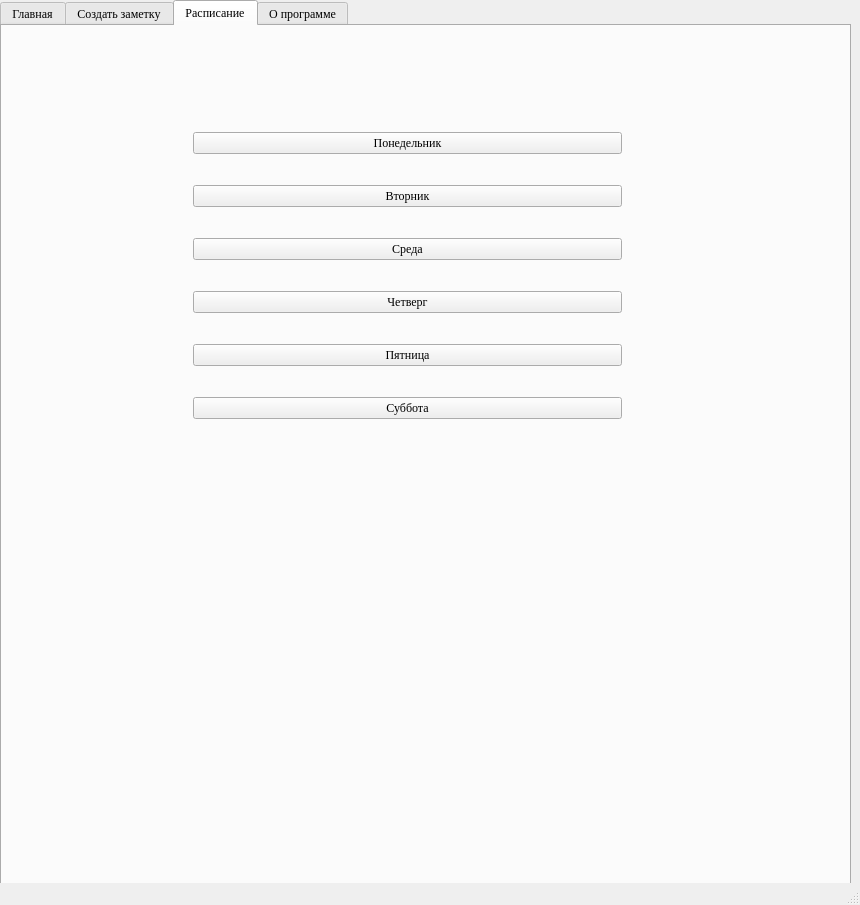
This is mainwindow.ui in artempal/course_2016 as Qt 5 draws it before an edit. The edited form follows.
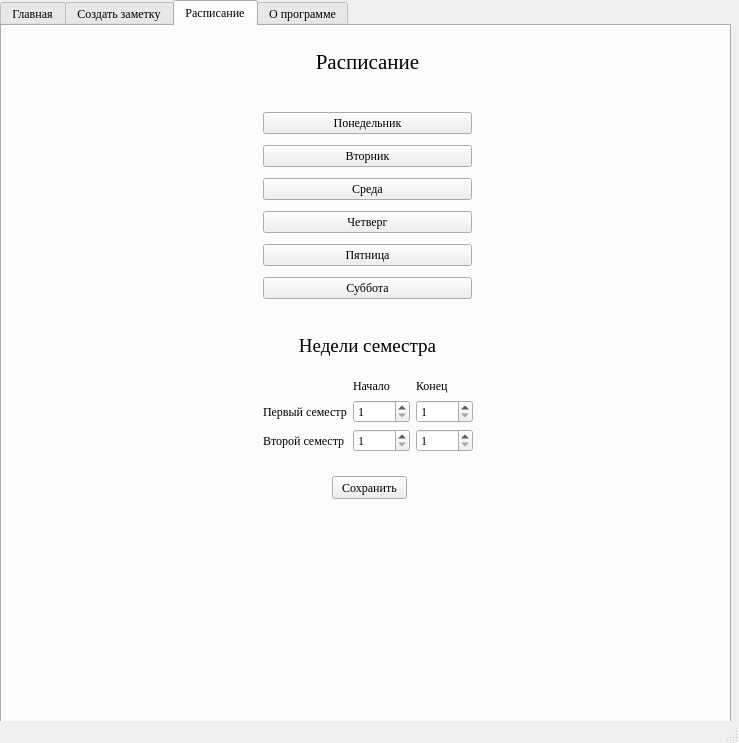
This is the edited form. The open tabs and pages were chosen to show the change.

Commit message: смена недель, настройка размеров окна

```diff
--- a/mainwindow.ui
+++ b/mainwindow.ui
@@ -6,10 +6,16 @@
    <rect>
     <x>0</x>
     <y>0</y>
-    <width>860</width>
-    <height>905</height>
+    <width>739</width>
+    <height>743</height>
    </rect>
   </property>
+  <property name="minimumSize">
+   <size>
+    <width>0</width>
+    <height>0</height>
+   </size>
+  </property>
   <property name="font">
    <font>
     <family>Georgia</family>
@@ -18,14 +24,17 @@
   <property name="windowTitle">
    <string>Органайзер</string>
   </property>
+  <property name="toolButtonStyle">
+   <enum>Qt::ToolButtonIconOnly</enum>
+  </property>
   <widget class="QWidget" name="centralWidget">
    <widget class="QTabWidget" name="tabWidget">
     <property name="geometry">
      <rect>
       <x>0</x>
       <y>0</y>
-      <width>851</width>
-      <height>891</height>
+      <width>731</width>
+      <height>731</height>
      </rect>
     </property>
     <property name="currentIndex">
@@ -249,10 +258,10 @@
      <widget class="QWidget" name="gridLayoutWidget">
       <property name="geometry">
        <rect>
-        <x>180</x>
+        <x>250</x>
         <y>70</y>
-        <width>451</width>
-        <height>361</height>
+        <width>231</width>
+        <height>221</height>
        </rect>
       </property>
       <layout class="QGridLayout" name="gridLayout">
@@ -300,6 +309,165 @@
        </item>
       </layout>
      </widget>
+     <widget class="QWidget" name="gridLayoutWidget_2">
+      <property name="geometry">
+       <rect>
+        <x>250</x>
+        <y>340</y>
+        <width>232</width>
+        <height>97</height>
+       </rect>
+      </property>
+      <layout class="QGridLayout" name="gridLayout_2" columnstretch="0,0,0">
+       <property name="sizeConstraint">
+        <enum>QLayout::SetDefaultConstraint</enum>
+       </property>
+       <item row="1" column="0">
+        <widget class="QLabel" name="label_6">
+         <property name="enabled">
+          <bool>true</bool>
+         </property>
+         <property name="sizePolicy">
+          <sizepolicy hsizetype="Preferred" vsizetype="Preferred">
+           <horstretch>0</horstretch>
+           <verstretch>0</verstretch>
+          </sizepolicy>
+         </property>
+         <property name="text">
+          <string>Первый семестр</string>
+         </property>
+        </widget>
+       </item>
+       <item row="2" column="1">
+        <widget class="QSpinBox" name="spin_3">
+         <property name="minimum">
+          <number>1</number>
+         </property>
+         <property name="maximum">
+          <number>53</number>
+         </property>
+        </widget>
+       </item>
+       <item row="0" column="1">
+        <widget class="QLabel" name="label_10">
+         <property name="sizePolicy">
+          <sizepolicy hsizetype="Minimum" vsizetype="Preferred">
+           <horstretch>0</horstretch>
+           <verstretch>0</verstretch>
+          </sizepolicy>
+         </property>
+         <property name="text">
+          <string>Начало</string>
+         </property>
+        </widget>
+       </item>
+       <item row="2" column="0">
+        <widget class="QLabel" name="label_7">
+         <property name="text">
+          <string>Второй семестр</string>
+         </property>
+        </widget>
+       </item>
+       <item row="1" column="2">
+        <widget class="QSpinBox" name="spin_2">
+         <property name="minimum">
+          <number>1</number>
+         </property>
+         <property name="maximum">
+          <number>53</number>
+         </property>
+        </widget>
+       </item>
+       <item row="2" column="2">
+        <widget class="QSpinBox" name="spin_4">
+         <property name="minimum">
+          <number>1</number>
+         </property>
+         <property name="maximum">
+          <number>53</number>
+         </property>
+        </widget>
+       </item>
+       <item row="0" column="2">
+        <widget class="QLabel" name="label_11">
+         <property name="sizePolicy">
+          <sizepolicy hsizetype="Minimum" vsizetype="Preferred">
+           <horstretch>0</horstretch>
+           <verstretch>0</verstretch>
+          </sizepolicy>
+         </property>
+         <property name="text">
+          <string>Конец</string>
+         </property>
+        </widget>
+       </item>
+       <item row="1" column="1">
+        <widget class="QSpinBox" name="spin_1">
+         <property name="minimum">
+          <number>1</number>
+         </property>
+         <property name="maximum">
+          <number>53</number>
+         </property>
+        </widget>
+       </item>
+      </layout>
+     </widget>
+     <widget class="QLabel" name="label_8">
+      <property name="geometry">
+       <rect>
+        <x>10</x>
+        <y>310</y>
+        <width>711</width>
+        <height>20</height>
+       </rect>
+      </property>
+      <property name="font">
+       <font>
+        <pointsize>14</pointsize>
+       </font>
+      </property>
+      <property name="text">
+       <string>Недели семестра</string>
+      </property>
+      <property name="alignment">
+       <set>Qt::AlignCenter</set>
+      </property>
+     </widget>
+     <widget class="QLabel" name="label_9">
+      <property name="geometry">
+       <rect>
+        <x>10</x>
+        <y>10</y>
+        <width>711</width>
+        <height>51</height>
+       </rect>
+      </property>
+      <property name="font">
+       <font>
+        <pointsize>16</pointsize>
+       </font>
+      </property>
+      <property name="text">
+       <string>Расписание</string>
+      </property>
+      <property name="alignment">
+       <set>Qt::AlignCenter</set>
+      </property>
+     </widget>
+     <widget class="QPushButton" name="save_btn">
+      <property name="geometry">
+       <rect>
+        <x>330</x>
+        <y>450</y>
+        <width>75</width>
+        <height>23</height>
+       </rect>
+      </property>
+      <property name="text">
+       <string>Сохранить</string>
+      </property>
+     </widget>
     </widget>
     <widget class="QWidget" name="tab_3">
      <attribute name="title">
```
Left out of the diff: 109 changed lines with no effect on the pictures.
